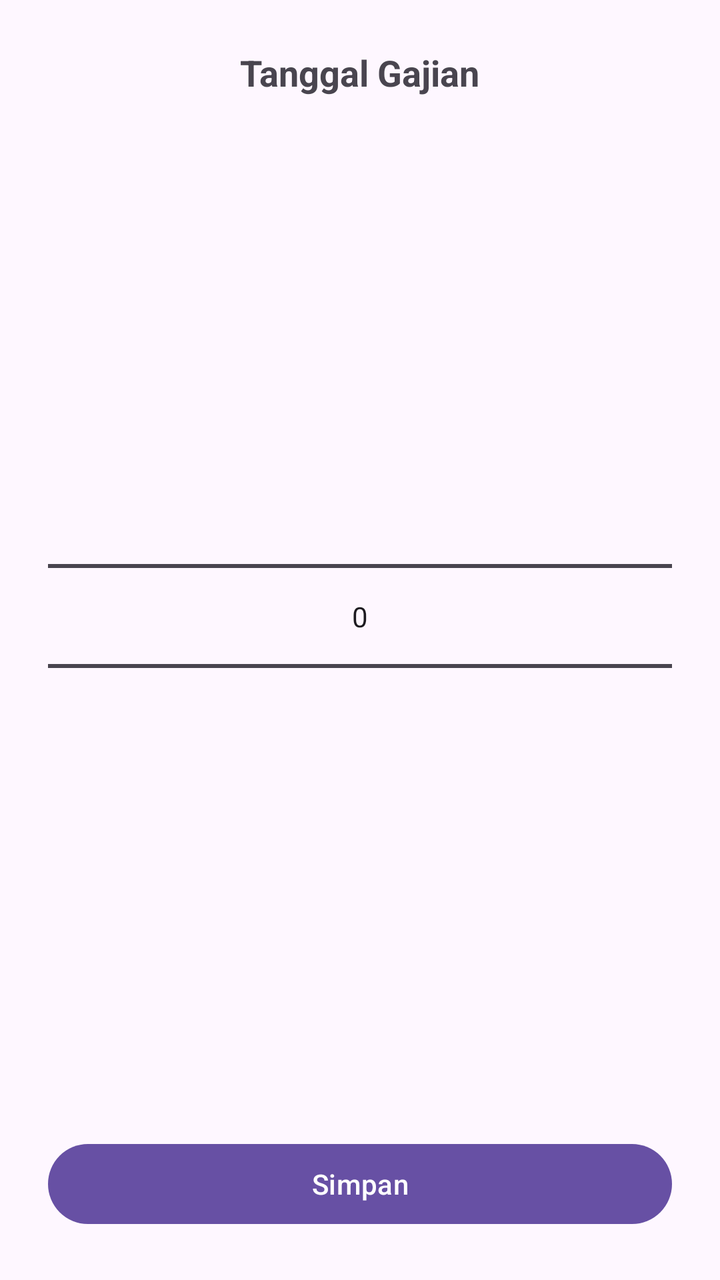
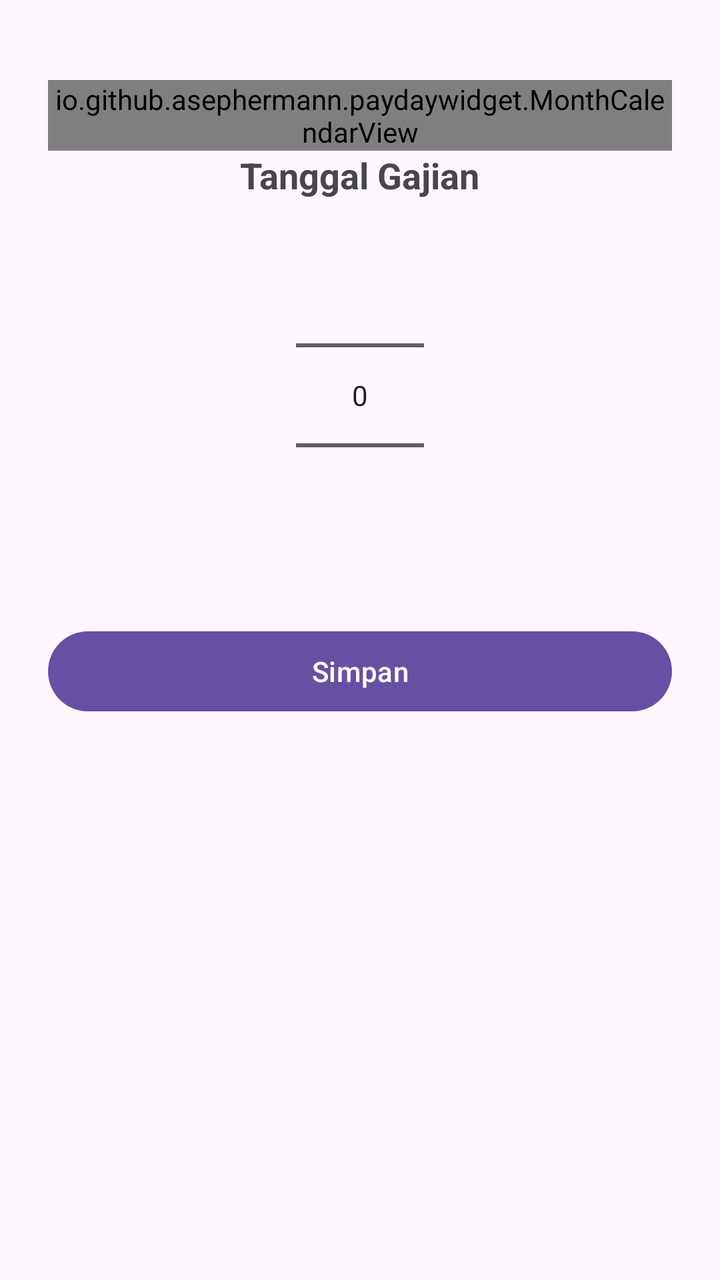

An Android layout rendered at two revisions. The XML below is the earlier revision; the diff shows what the commit changed to produce the second picture.
<!-- AndroidManifest.xml: application theme Theme.PaydayWidget -->
<!-- res/layout/activity_payday_setting.xml -->
<androidx.constraintlayout.widget.ConstraintLayout xmlns:android="http://schemas.android.com/apk/res/android"
    xmlns:app="http://schemas.android.com/apk/res-auto"
    android:layout_width="match_parent"
    android:layout_height="match_parent"
    android:orientation="vertical"
    android:padding="24dp">

    <TextView
        android:id="@+id/textView"
        android:layout_width="wrap_content"
        android:layout_height="wrap_content"
        android:text="Tanggal Gajian"
        android:textSize="18sp"
        android:textStyle="bold"
        app:layout_constraintEnd_toEndOf="parent"
        app:layout_constraintStart_toStartOf="parent"
        app:layout_constraintTop_toTopOf="parent" />

    <NumberPicker
        android:id="@+id/numberPicker"
        android:layout_width="match_parent"
        android:layout_height="0dp"
        android:layout_marginVertical="16dp"
        app:layout_constraintBottom_toTopOf="@id/btnSave"
        app:layout_constraintEnd_toEndOf="parent"
        app:layout_constraintStart_toStartOf="parent"
        app:layout_constraintTop_toBottomOf="@id/textView" />

    <Button
        android:id="@+id/btnSave"
        android:layout_width="match_parent"
        android:layout_height="wrap_content"
        android:layout_marginTop="24dp"
        android:text="Simpan"
        app:layout_constraintBottom_toBottomOf="parent"
        app:layout_constraintEnd_toEndOf="parent"
        app:layout_constraintStart_toStartOf="parent" />
</androidx.constraintlayout.widget.ConstraintLayout>
<!-- resources referenced by this layout -->
<resources>
  <style name="Theme.PaydayWidget" parent="Base.Theme.PaydayWidget" />
  <style name="Base.Theme.PaydayWidget" parent="Theme.Material3.DayNight.NoActionBar">
          
          
      </style>
</resources>

<!-- the commit's change to res/layout/activity_payday_setting.xml (unified diff, before → after) -->
@@ -1,38 +1,41 @@
-<androidx.constraintlayout.widget.ConstraintLayout xmlns:android="http://schemas.android.com/apk/res/android"
-    xmlns:app="http://schemas.android.com/apk/res-auto"
+<ScrollView xmlns:android="http://schemas.android.com/apk/res/android"
     android:layout_width="match_parent"
     android:layout_height="match_parent"
-    android:orientation="vertical"
-    android:padding="24dp">
+    android:fillViewport="true">
 
-    <TextView
-        android:id="@+id/textView"
-        android:layout_width="wrap_content"
-        android:layout_height="wrap_content"
-        android:text="Tanggal Gajian"
-        android:textSize="18sp"
-        android:textStyle="bold"
-        app:layout_constraintEnd_toEndOf="parent"
-        app:layout_constraintStart_toStartOf="parent"
-        app:layout_constraintTop_toTopOf="parent" />
-
-    <NumberPicker
-        android:id="@+id/numberPicker"
-        android:layout_width="match_parent"
-        android:layout_height="0dp"
-        android:layout_marginVertical="16dp"
-        app:layout_constraintBottom_toTopOf="@id/btnSave"
-        app:layout_constraintEnd_toEndOf="parent"
-        app:layout_constraintStart_toStartOf="parent"
-        app:layout_constraintTop_toBottomOf="@id/textView" />
-
-    <Button
-        android:id="@+id/btnSave"
+    <LinearLayout
         android:layout_width="match_parent"
         android:layout_height="wrap_content"
-        android:layout_marginTop="24dp"
-        android:text="Simpan"
-        app:layout_constraintBottom_toBottomOf="parent"
-        app:layout_constraintEnd_toEndOf="parent"
-        app:layout_constraintStart_toStartOf="parent" />
-</androidx.constraintlayout.widget.ConstraintLayout>
+        android:orientation="vertical"
+        android:padding="24dp">
+
+        <io.github.asephermann.paydaywidget.MonthCalendarView
+            android:id="@+id/monthCalendar"
+            android:layout_width="match_parent"
+            android:layout_height="wrap_content"
+            android:layout_marginTop="16dp" />
+
+        <TextView
+            android:id="@+id/textView"
+            android:layout_width="wrap_content"
+            android:layout_height="wrap_content"
+            android:layout_gravity="center_horizontal"
+            android:text="Tanggal Gajian"
+            android:textSize="18sp"
+            android:textStyle="bold" />
+
+        <NumberPicker
+            android:id="@+id/numberPicker"
+            android:layout_width="wrap_content"
+            android:layout_height="wrap_content"
+            android:layout_gravity="center_horizontal"
+            android:layout_marginTop="8dp" />
+
+        <Button
+            android:id="@+id/btnSave"
+            android:layout_width="match_parent"
+            android:layout_height="wrap_content"
+            android:layout_marginTop="24dp"
+            android:text="Simpan" />
+    </LinearLayout>
+</ScrollView>
